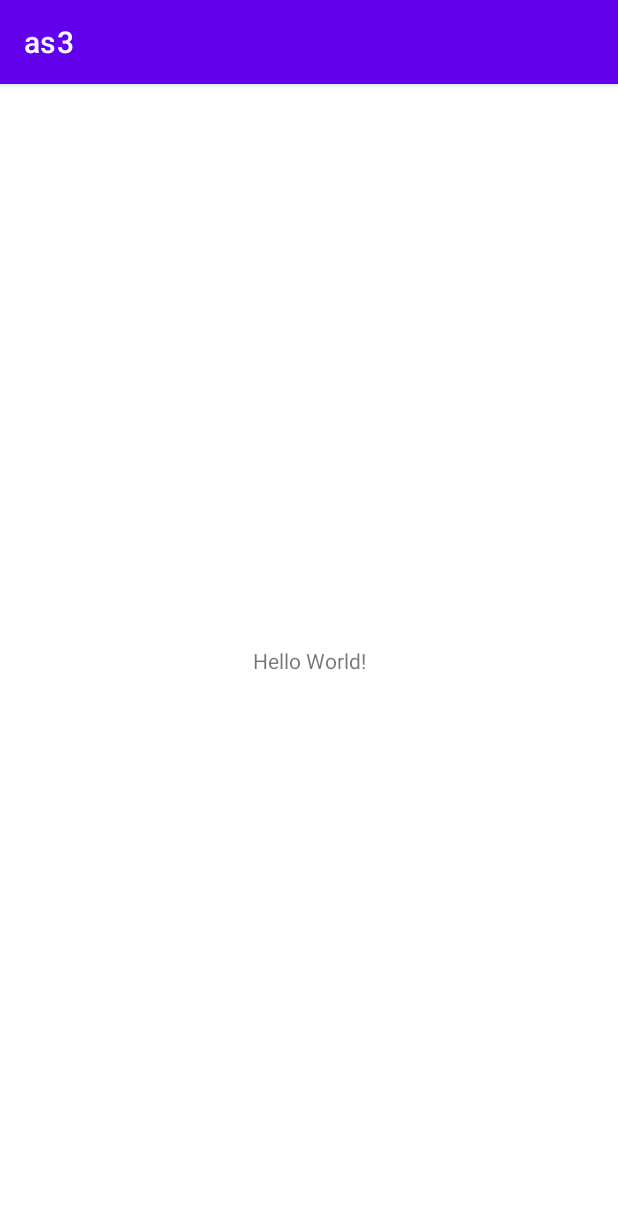
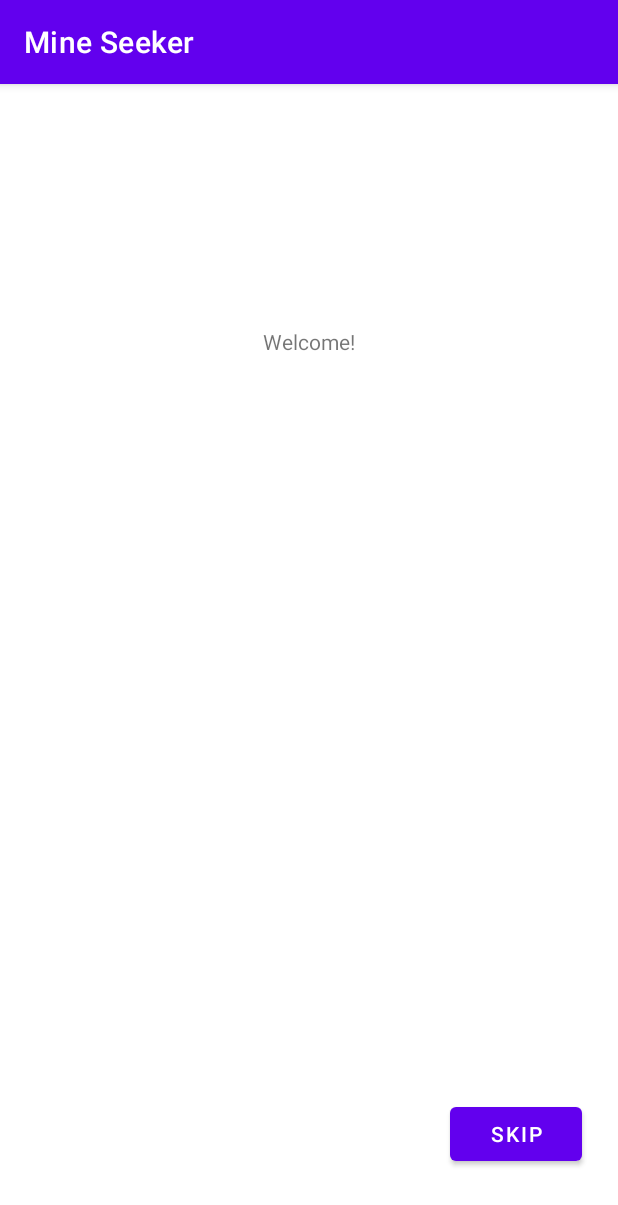
Before and after one commit to shadmanh123/Android_Game_App, an Android app: the screen it shows after launch (MainActivity), on a phone screen of 412 x 824 dp. Shown: the top 1205 px of the screen. Run offline under Robolectric (Android 15) with nearby library versions, the phone set to English and light mode, and no system bars.

Commit message:
Implement the skip button in MainActivity file

```diff
--- a/app/src/main/AndroidManifest.xml
+++ b/app/src/main/AndroidManifest.xml
@@ -14,6 +14,7 @@
         tools:targetApi="31" >
         <activity
             android:name=".MainMenu"
+            android:label="@string/main_menu"
             android:exported="false" >
             <meta-data
                 android:name="android.app.lib_name"
--- a/app/src/main/java/ca/cmpt276/as3/MainActivity.java
+++ b/app/src/main/java/ca/cmpt276/as3/MainActivity.java
@@ -2,7 +2,10 @@ package ca.cmpt276.as3;
 
 import androidx.appcompat.app.AppCompatActivity;
 
+import android.content.Intent;
 import android.os.Bundle;
+import android.view.View;
+import android.widget.Button;
 
 public class MainActivity extends AppCompatActivity {
 
@@ -10,5 +13,14 @@ public class MainActivity extends AppCompatActivity {
     protected void onCreate(Bundle savedInstanceState) {
         super.onCreate(savedInstanceState);
         setContentView(R.layout.activity_main);
+
+        Button btn = (Button)findViewById(R.id.skip);
+
+        btn.setOnClickListener(new View.OnClickListener() {
+            @Override
+            public void onClick(View v) {
+                startActivity(new Intent(MainActivity.this, MainMenu.class));
+            }
+        });
     }
 }
--- a/app/src/main/java/ca/cmpt276/as3/MainMenu.java
+++ b/app/src/main/java/ca/cmpt276/as3/MainMenu.java
@@ -9,5 +9,6 @@ public class MainMenu extends AppCompatActivity {
     protected void onCreate(Bundle savedInstanceState) {
         super.onCreate(savedInstanceState);
         setContentView(R.layout.activity_main_menu);
+
     }
 }
--- a/app/src/main/res/layout/activity_main.xml
+++ b/app/src/main/res/layout/activity_main.xml
@@ -9,10 +9,22 @@
     <TextView
         android:layout_width="wrap_content"
         android:layout_height="wrap_content"
-        android:text="Hello World!"
+        android:text="Welcome!"
         app:layout_constraintBottom_toBottomOf="parent"
         app:layout_constraintEnd_toEndOf="parent"
         app:layout_constraintStart_toStartOf="parent"
-        app:layout_constraintTop_toTopOf="parent" />
+        app:layout_constraintTop_toTopOf="parent"
+        app:layout_constraintVertical_bias="0.216" />
+
+    <Button
+        android:id="@+id/skip"
+        android:layout_width="wrap_content"
+        android:layout_height="wrap_content"
+        android:layout_marginBottom="44dp"
+        android:text="Skip"
+        app:layout_constraintBottom_toBottomOf="parent"
+        app:layout_constraintEnd_toEndOf="parent"
+        app:layout_constraintHorizontal_bias="0.926"
+        app:layout_constraintStart_toStartOf="parent" />
 
 </androidx.constraintlayout.widget.ConstraintLayout>
--- a/app/src/main/res/values/strings.xml
+++ b/app/src/main/res/values/strings.xml
@@ -1,4 +1,5 @@
 <resources>
-    <string name="app_name">as3</string>
+    <string name="app_name">Mine Seeker</string>
+    <string name="main_menu">Main Menu</string>
 
 </resources>
```
